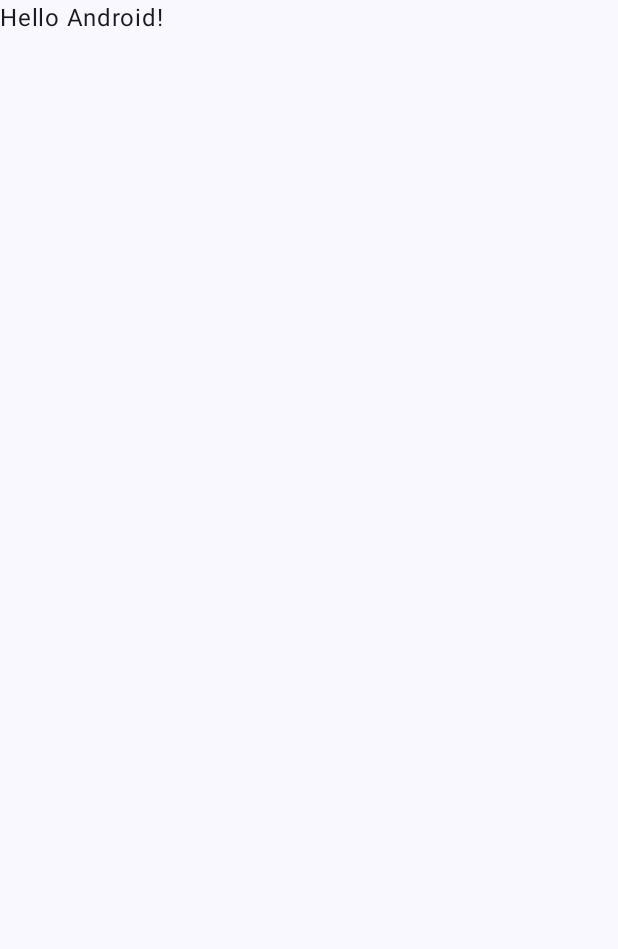
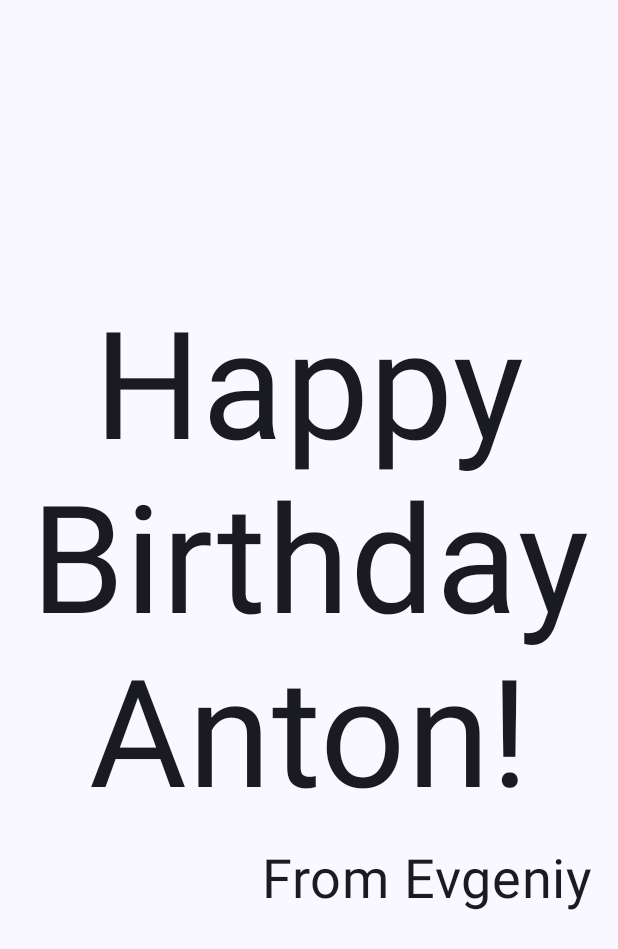
Before and after one commit to t0m-ash/Happy-Birthday, an Android app built with Jetpack Compose: the screen it shows after launch (MainActivity), on a phone screen of 412 x 824 dp. Before the commit the part shown is almost empty. Shown: the top 949 px of the screen. Run offline under Robolectric (Android 15) with nearby library versions, the phone set to English and light mode, and no system bars.

Commit message:
The end of the first lesson

```diff
--- a/app/src/main/java/com/example/happybirthday/MainActivity.kt
+++ b/app/src/main/java/com/example/happybirthday/MainActivity.kt
@@ -3,13 +3,21 @@ package com.example.happybirthday
 import android.os.Bundle
 import androidx.activity.ComponentActivity
 import androidx.activity.compose.setContent
+import androidx.compose.foundation.layout.Arrangement
+import androidx.compose.foundation.layout.Column
+import androidx.compose.foundation.layout.Row
 import androidx.compose.foundation.layout.fillMaxSize
+import androidx.compose.foundation.layout.padding
 import androidx.compose.material3.MaterialTheme
 import androidx.compose.material3.Surface
 import androidx.compose.material3.Text
 import androidx.compose.runtime.Composable
+import androidx.compose.ui.Alignment
 import androidx.compose.ui.Modifier
+import androidx.compose.ui.text.style.TextAlign
 import androidx.compose.ui.tooling.preview.Preview
+import androidx.compose.ui.unit.dp
+import androidx.compose.ui.unit.sp
 import com.example.happybirthday.ui.theme.HappyBirthdayTheme
 
 class MainActivity : ComponentActivity() {
@@ -22,7 +30,7 @@ class MainActivity : ComponentActivity() {
                     modifier = Modifier.fillMaxSize(),
                     color = MaterialTheme.colorScheme.background
                 ) {
-                    Greeting("Android")
+                    GreetingText(message = "Happy Birthday Anton!", from = "From Evgeniy")
                 }
             }
         }
@@ -30,17 +38,31 @@ class MainActivity : ComponentActivity() {
 }
 
 @Composable
-fun Greeting(name: String, modifier: Modifier = Modifier) {
-    Text(
-        text = "Hello $name!",
+fun GreetingText(message: String, from: String, modifier: Modifier = Modifier) {
+    Column(
+        verticalArrangement = Arrangement.Center,
         modifier = modifier
-    )
+    ) {
+        Text(
+            text = message,
+            fontSize = 100.sp,
+            lineHeight = 116.sp,
+            textAlign = TextAlign.Center
+        )
+        Text(
+            text = from,
+            fontSize = 36.sp,
+            modifier = Modifier
+                .padding(16.dp)
+                .align(alignment = Alignment.End)
+        )
+    }
 }
 
 @Preview(showBackground = true)
 @Composable
-fun GreetingPreview() {
+fun BirthdayCardPreview() {
     HappyBirthdayTheme {
-        Greeting("Android")
+        GreetingText(message = "Happy Birthday Anton!", from = "From Evgeniy")
     }
 }
```
